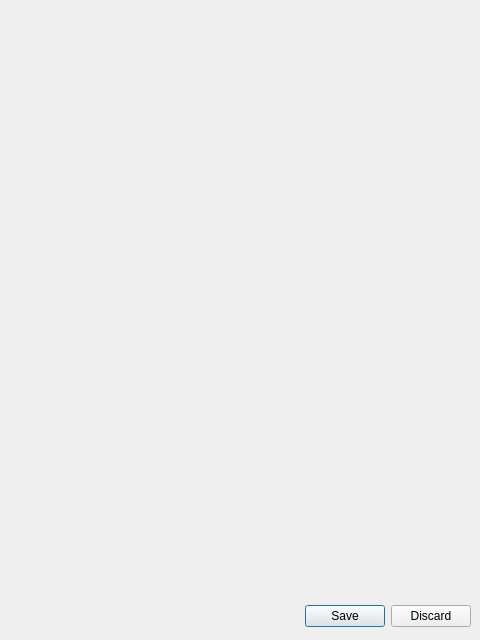
Ec-25/Media-Catcher, file app/gui/templates/config.ui: the form before one commit.
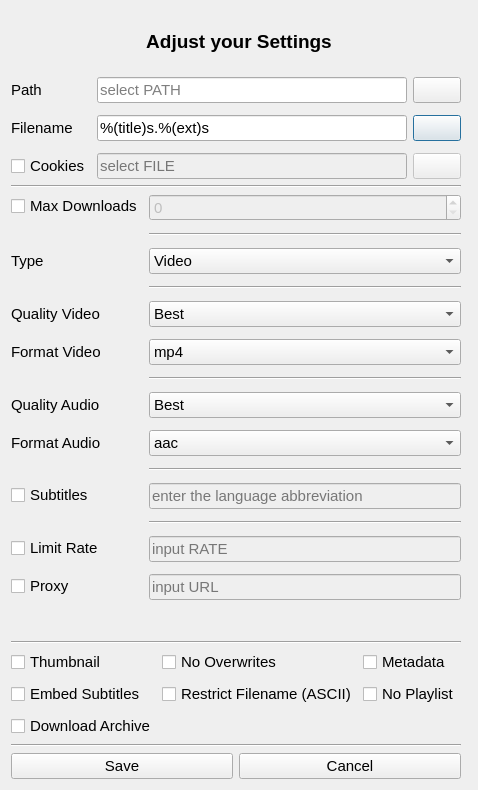
The form after the commit. Icons and pictures are not drawn.

Commit message: feat: downloads

Diff of the .ui file:
```diff
--- a/app/gui/templates/config.ui
+++ b/app/gui/templates/config.ui
@@ -6,10 +6,15 @@
    <rect>
     <x>0</x>
     <y>0</y>
-    <width>480</width>
-    <height>640</height>
+    <width>478</width>
+    <height>790</height>
    </rect>
   </property>
+  <property name="font">
+   <font>
+    <pointsize>11</pointsize>
+   </font>
+  </property>
   <property name="windowTitle">
    <string>Configure Media Catcher</string>
   </property>
@@ -19,22 +24,609 @@
   <property name="locale">
    <locale language="English" country="UnitedStates"/>
   </property>
-  <widget class="QDialogButtonBox" name="buttonBox">
-   <property name="geometry">
-    <rect>
-     <x>10</x>
-     <y>600</y>
-     <width>461</width>
-     <height>32</height>
-    </rect>
-   </property>
-   <property name="orientation">
-    <enum>Qt::Orientation::Horizontal</enum>
-   </property>
-   <property name="standardButtons">
-    <set>QDialogButtonBox::StandardButton::Discard|QDialogButtonBox::StandardButton::Save</set>
-   </property>
-  </widget>
+  <layout class="QGridLayout" name="gridLayout_2">
+   <item row="1" column="0">
+    <layout class="QGridLayout" name="gridLayout_3">
+     <property name="verticalSpacing">
+      <number>12</number>
+     </property>
+     <item row="1" column="0">
+      <widget class="QLabel" name="lb_filename">
+       <property name="text">
+        <string>Filename</string>
+       </property>
+      </widget>
+     </item>
+     <item row="0" column="0">
+      <widget class="QLabel" name="lb_path">
+       <property name="text">
+        <string>Path</string>
+       </property>
+      </widget>
+     </item>
+     <item row="1" column="3">
+      <widget class="QPushButton" name="pb_revertFilename">
+       <property name="text">
+        <string/>
+       </property>
+       <property name="icon">
+        <iconset theme="QIcon::ThemeIcon::DocumentRevert"/>
+       </property>
+      </widget>
+     </item>
+     <item row="0" column="3">
+      <widget class="QPushButton" name="pb_path">
+       <property name="text">
+        <string/>
+       </property>
+       <property name="icon">
+        <iconset theme="QIcon::ThemeIcon::FolderOpen"/>
+       </property>
+      </widget>
+     </item>
+     <item row="1" column="1">
+      <widget class="QLineEdit" name="le_filename">
+       <property name="enabled">
+        <bool>true</bool>
+       </property>
+       <property name="text">
+        <string>%(title)s.%(ext)s</string>
+       </property>
+      </widget>
+     </item>
+     <item row="0" column="1">
+      <widget class="QLineEdit" name="le_path">
+       <property name="enabled">
+        <bool>true</bool>
+       </property>
+       <property name="placeholderText">
+        <string>select PATH</string>
+       </property>
+      </widget>
+     </item>
+     <item row="2" column="0">
+      <widget class="QCheckBox" name="cb_cookies">
+       <property name="text">
+        <string>Cookies</string>
+       </property>
+      </widget>
+     </item>
+     <item row="2" column="1">
+      <widget class="QLineEdit" name="le_cookies">
+       <property name="enabled">
+        <bool>false</bool>
+       </property>
+       <property name="placeholderText">
+        <string>select FILE</string>
+       </property>
+      </widget>
+     </item>
+     <item row="2" column="3">
+      <widget class="QPushButton" name="pb_cookies">
+       <property name="enabled">
+        <bool>false</bool>
+       </property>
+       <property name="text">
+        <string/>
+       </property>
+       <property name="icon">
+        <iconset theme="QIcon::ThemeIcon::DocumentOpen"/>
+       </property>
+      </widget>
+     </item>
+    </layout>
+   </item>
+   <item row="2" column="0">
+    <widget class="Line" name="line_12">
+     <property name="orientation">
+      <enum>Qt::Orientation::Horizontal</enum>
+     </property>
+    </widget>
+   </item>
+   <item row="0" column="0" colspan="2">
+    <widget class="QWidget" name="header" native="true">
+     <property name="maximumSize">
+      <size>
+       <width>16777215</width>
+       <height>60</height>
+      </size>
+     </property>
+     <layout class="QHBoxLayout" name="horizontalLayout">
+      <item>
+       <widget class="QLabel" name="title">
+        <property name="maximumSize">
+         <size>
+          <width>16777215</width>
+          <height>24</height>
+         </size>
+        </property>
+        <property name="font">
+         <font>
+          <pointsize>14</pointsize>
+          <bold>true</bold>
+         </font>
+        </property>
+        <property name="text">
+         <string>Adjust your Settings</string>
+        </property>
+        <property name="alignment">
+         <set>Qt::AlignmentFlag::AlignCenter</set>
+        </property>
+       </widget>
+      </item>
+     </layout>
+    </widget>
+   </item>
+   <item row="3" column="0" rowspan="2">
+    <layout class="QFormLayout" name="formLayout_2">
+     <property name="verticalSpacing">
+      <number>12</number>
+     </property>
+     <item row="4" column="0">
+      <widget class="QLabel" name="lb_type">
+       <property name="text">
+        <string>Type</string>
+       </property>
+      </widget>
+     </item>
+     <item row="4" column="1">
+      <widget class="QComboBox" name="cb_type">
+       <item>
+        <property name="text">
+         <string>Video</string>
+        </property>
+       </item>
+       <item>
+        <property name="text">
+         <string>Audio</string>
+        </property>
+       </item>
+      </widget>
+     </item>
+     <item row="5" column="0">
+      <widget class="Line" name="line">
+       <property name="sizePolicy">
+        <sizepolicy hsizetype="Minimum" vsizetype="Fixed">
+         <horstretch>0</horstretch>
+         <verstretch>0</verstretch>
+        </sizepolicy>
+       </property>
+       <property name="orientation">
+        <enum>Qt::Orientation::Horizontal</enum>
+       </property>
+      </widget>
+     </item>
+     <item row="5" column="1">
+      <widget class="Line" name="line_2">
+       <property name="sizePolicy">
+        <sizepolicy hsizetype="Minimum" vsizetype="Fixed">
+         <horstretch>0</horstretch>
+         <verstretch>0</verstretch>
+        </sizepolicy>
+       </property>
+       <property name="orientation">
+        <enum>Qt::Orientation::Horizontal</enum>
+       </property>
+      </widget>
+     </item>
+     <item row="6" column="0">
+      <widget class="QLabel" name="lb_qvideo">
+       <property name="text">
+        <string>Quality Video</string>
+       </property>
+      </widget>
+     </item>
+     <item row="6" column="1">
+      <widget class="QComboBox" name="cb_qvideo">
+       <item>
+        <property name="text">
+         <string>Best</string>
+        </property>
+       </item>
+       <item>
+        <property name="text">
+         <string>Worst</string>
+        </property>
+       </item>
+       <item>
+        <property name="text">
+         <string>360p</string>
+        </property>
+       </item>
+       <item>
+        <property name="text">
+         <string>480p</string>
+        </property>
+       </item>
+       <item>
+        <property name="text">
+         <string>720p</string>
+        </property>
+       </item>
+       <item>
+        <property name="text">
+         <string>1080p</string>
+        </property>
+       </item>
+       <item>
+        <property name="text">
+         <string>1440p</string>
+        </property>
+       </item>
+       <item>
+        <property name="text">
+         <string>2160p</string>
+        </property>
+       </item>
+      </widget>
+     </item>
+     <item row="7" column="0">
+      <widget class="QLabel" name="lb_fvideo">
+       <property name="text">
+        <string>Format Video</string>
+       </property>
+      </widget>
+     </item>
+     <item row="7" column="1">
+      <widget class="QComboBox" name="cb_fvideo">
+       <item>
+        <property name="text">
+         <string>mp4</string>
+        </property>
+       </item>
+       <item>
+        <property name="text">
+         <string>mkv</string>
+        </property>
+       </item>
+       <item>
+        <property name="text">
+         <string>mov</string>
+        </property>
+       </item>
+       <item>
+        <property name="text">
+         <string>webm</string>
+        </property>
+       </item>
+       <item>
+        <property name="text">
+         <string>avi</string>
+        </property>
+       </item>
+       <item>
+        <property name="text">
+         <string>flv</string>
+        </property>
+       </item>
+      </widget>
+     </item>
+     <item row="8" column="0">
+      <widget class="Line" name="line_4">
+       <property name="orientation">
+        <enum>Qt::Orientation::Horizontal</enum>
+       </property>
+      </widget>
+     </item>
+     <item row="8" column="1">
+      <widget class="Line" name="line_3">
+       <property name="orientation">
+        <enum>Qt::Orientation::Horizontal</enum>
+       </property>
+      </widget>
+     </item>
+     <item row="9" column="0">
+      <widget class="QLabel" name="lb_qaudio">
+       <property name="text">
+        <string>Quality Audio</string>
+       </property>
+      </widget>
+     </item>
+     <item row="9" column="1">
+      <widget class="QComboBox" name="cb_qaudio">
+       <item>
+        <property name="text">
+         <string>Best</string>
+        </property>
+       </item>
+       <item>
+        <property name="text">
+         <string>Worst</string>
+        </property>
+       </item>
+       <item>
+        <property name="text">
+         <string>64k</string>
+        </property>
+       </item>
+       <item>
+        <property name="text">
+         <string>96k</string>
+        </property>
+       </item>
+       <item>
+        <property name="text">
+         <string>128k</string>
+        </property>
+       </item>
+       <item>
+        <property name="text">
+         <string>192k</string>
+        </property>
+       </item>
+       <item>
+        <property name="text">
+         <string>256k</string>
+        </property>
+       </item>
+       <item>
+        <property name="text">
+         <string>320k</string>
+        </property>
+       </item>
+      </widget>
+     </item>
+     <item row="10" column="0">
+      <widget class="QLabel" name="lb_faudio">
+       <property name="text">
+        <string>Format Audio</string>
+       </property>
+      </widget>
+     </item>
+     <item row="10" column="1">
+      <widget class="QComboBox" name="cb_faudio">
+       <item>
+        <property name="text">
+         <string>aac</string>
+        </property>
+       </item>
+       <item>
+        <property name="text">
+         <string>m4a</string>
+        </property>
+       </item>
+       <item>
+        <property name="text">
+         <string>mp3</string>
+        </property>
+       </item>
+       <item>
+        <property name="text">
+         <string>flac</string>
+        </property>
+       </item>
+       <item>
+        <property name="text">
+         <string>ogg</string>
+        </property>
+       </item>
+       <item>
+        <property name="text">
+         <string>opus</string>
+        </property>
+       </item>
+       <item>
+        <property name="text">
+         <string>wav</string>
+        </property>
+       </item>
+       <item>
+        <property name="text">
+         <string>webm</string>
+        </property>
+       </item>
+      </widget>
+     </item>
+     <item row="11" column="0">
+      <widget class="Line" name="line_6">
+       <property name="orientation">
+        <enum>Qt::Orientation::Horizontal</enum>
+       </property>
+      </widget>
+     </item>
+     <item row="11" column="1">
+      <widget class="Line" name="line_5">
+       <property name="orientation">
+        <enum>Qt::Orientation::Horizontal</enum>
+       </property>
+      </widget>
+     </item>
+     <item row="13" column="0">
+      <widget class="Line" name="line_8">
+       <property name="orientation">
+        <enum>Qt::Orientation::Horizontal</enum>
+       </property>
+      </widget>
+     </item>
+     <item row="13" column="1">
+      <widget class="Line" name="line_7">
+       <property name="orientation">
+        <enum>Qt::Orientation::Horizontal</enum>
+       </property>
+      </widget>
+     </item>
+     <item row="12" column="0">
+      <widget class="QCheckBox" name="cb_subtitles">
+       <property name="text">
+        <string>Subtitles</string>
+       </property>
+      </widget>
+     </item>
+     <item row="15" column="0">
+      <widget class="QCheckBox" name="cb_limitRate">
+       <property name="text">
+        <string>Limit Rate</string>
+       </property>
+      </widget>
+     </item>
+     <item row="15" column="1">
+      <widget class="QLineEdit" name="le_limitRate">
+       <property name="enabled">
+        <bool>false</bool>
+       </property>
+       <property name="text">
+        <string/>
+       </property>
+       <property name="placeholderText">
+        <string>input RATE</string>
+       </property>
+      </widget>
+     </item>
+     <item row="16" column="0">
+      <widget class="QCheckBox" name="cb_proxy">
+       <property name="text">
+        <string>Proxy</string>
+       </property>
+      </widget>
+     </item>
+     <item row="16" column="1">
+      <widget class="QLineEdit" name="le_proxy">
+       <property name="enabled">
+        <bool>false</bool>
+       </property>
+       <property name="placeholderText">
+        <string>input URL</string>
+       </property>
+      </widget>
+     </item>
+     <item row="3" column="1">
+      <widget class="Line" name="line_9">
+       <property name="orientation">
+        <enum>Qt::Orientation::Horizontal</enum>
+       </property>
+      </widget>
+     </item>
+     <item row="3" column="0">
+      <widget class="Line" name="line_10">
+       <property name="orientation">
+        <enum>Qt::Orientation::Horizontal</enum>
+       </property>
+      </widget>
+     </item>
+     <item row="2" column="1">
+      <widget class="QSpinBox" name="sb_maxDownloads">
+       <property name="enabled">
+        <bool>false</bool>
+       </property>
+      </widget>
+     </item>
+     <item row="2" column="0">
+      <widget class="QCheckBox" name="cb_maxDownloads">
+       <property name="text">
+        <string>Max Downloads</string>
+       </property>
+      </widget>
+     </item>
+     <item row="12" column="1">
+      <widget class="QLineEdit" name="le_lang_subtitles">
+       <property name="enabled">
+        <bool>false</bool>
+       </property>
+       <property name="placeholderText">
+        <string>enter the language abbreviation</string>
+       </property>
+      </widget>
+     </item>
+    </layout>
+   </item>
+   <item row="8" column="0">
+    <layout class="QHBoxLayout" name="footer">
+     <item>
+      <widget class="QPushButton" name="pb_save">
+       <property name="text">
+        <string>Save</string>
+       </property>
+       <property name="icon">
+        <iconset theme="QIcon::ThemeIcon::DocumentSave"/>
+       </property>
+      </widget>
+     </item>
+     <item>
+      <widget class="QPushButton" name="pb_cancel">
+       <property name="text">
+        <string>Cancel</string>
+       </property>
+       <property name="icon">
+        <iconset theme="QIcon::ThemeIcon::ApplicationExit"/>
+       </property>
+      </widget>
+     </item>
+    </layout>
+   </item>
+   <item row="6" column="0">
+    <layout class="QGridLayout" name="gridLayout">
+     <property name="verticalSpacing">
+      <number>8</number>
+     </property>
+     <item row="1" column="1">
+      <widget class="QCheckBox" name="cb_restrictFilename">
+       <property name="text">
+        <string>Restrict Filename (ASCII)</string>
+       </property>
+      </widget>
+     </item>
+     <item row="1" column="2">
+      <widget class="QCheckBox" name="cb_noPlaylist">
+       <property name="text">
+        <string>No Playlist</string>
+       </property>
+      </widget>
+     </item>
+     <item row="0" column="0">
+      <widget class="QCheckBox" name="cb_thumbnail">
+       <property name="layoutDirection">
+        <enum>Qt::LayoutDirection::LeftToRight</enum>
+       </property>
+       <property name="text">
+        <string>Thumbnail</string>
+       </property>
+      </widget>
+     </item>
+     <item row="1" column="0">
+      <widget class="QCheckBox" name="cb_embedSubs">
+       <property name="text">
+        <string>Embed Subtitles</string>
+       </property>
+      </widget>
+     </item>
+     <item row="0" column="1">
+      <widget class="QCheckBox" name="cb_noOverwrites">
+       <property name="text">
+        <string>No Overwrites</string>
+       </property>
+      </widget>
+     </item>
+     <item row="0" column="2">
+      <widget class="QCheckBox" name="cb_metadata">
+       <property name="text">
+        <string>Metadata</string>
+       </property>
+      </widget>
+     </item>
+     <item row="2" column="0">
+      <widget class="QCheckBox" name="cb_downloadArchive">
+       <property name="text">
+        <string>Download Archive</string>
+       </property>
+      </widget>
+     </item>
+    </layout>
+   </item>
+   <item row="5" column="0">
+    <widget class="Line" name="line_11">
+     <property name="orientation">
+      <enum>Qt::Orientation::Horizontal</enum>
+     </property>
+    </widget>
+   </item>
+   <item row="7" column="0">
+    <widget class="Line" name="line_13">
+     <property name="orientation">
+      <enum>Qt::Orientation::Horizontal</enum>
+     </property>
+    </widget>
+   </item>
+  </layout>
  </widget>
  <resources/>
  <connections>
```
Left out of the diff: 102 changed lines with no effect on the pictures. The commit also changes 10 other files.
